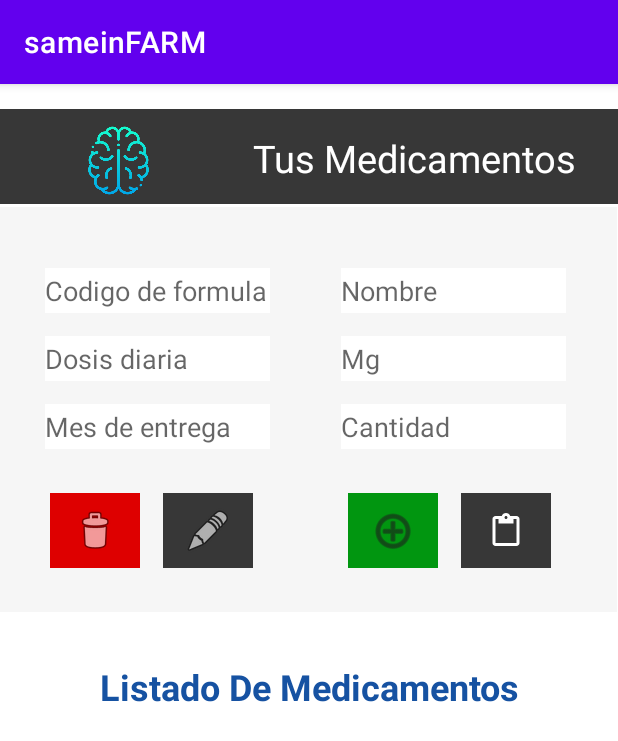
After one commit to isabl101/SameinFarm, an Android app: the medicamentos screen opened directly, with no data from a screen before it, on a phone screen of 412 x 824 dp. The commit adds this screen. Shown: the top 741 px of the screen. Run offline under Robolectric (Android 15) with nearby library versions, the phone set to English and light mode, and no system bars; our stand-ins replace Firebase (no records; nobody signed in at launch, a user with empty details on screens opened directly).

Commit message:
se crea registro de medicina

```diff
--- a/app/src/main/AndroidManifest.xml
+++ b/app/src/main/AndroidManifest.xml
@@ -11,6 +11,9 @@
         android:supportsRtl="true"
         android:theme="@style/Theme.SameinFARM"
         tools:targetApi="31">
+        <activity
+            android:name=".medicamentos"
+            android:exported="false" />
         <activity
             android:name=".inicioSesion"
             android:exported="false" />
@@ -26,13 +29,13 @@
                 <category android:name="android.intent.category.LAUNCHER" />
             </intent-filter>
         </activity>
+
         <meta-data
             android:name="com.google.firebase.firebase-auth-version"
             android:value="@string/firebase_auth_version" />
         <meta-data
             android:name="com.google.firebase.auth.ui.config"
             android:resource="@xml/firebase_auth" />
-
     </application>
 
 </manifest>
--- a/app/src/main/java/com/example/sameinfarm/MainActivity.java
+++ b/app/src/main/java/com/example/sameinfarm/MainActivity.java
@@ -23,4 +23,6 @@ public class MainActivity extends AppCompatActivity {
         Intent intinicioSesion=new Intent(this,inicioSesion.class);
         startActivity(intinicioSesion);
     }
+
+
 }
--- a/app/src/main/java/com/example/sameinfarm/inicioSesion.java
+++ b/app/src/main/java/com/example/sameinfarm/inicioSesion.java
@@ -47,8 +47,8 @@ public class inicioSesion extends AppCompatActivity {
             public void onComplete(@NonNull Task<AuthResult> task) {
                 if (task.isSuccessful()) {
                     // El inicio de sesión fue exitoso, redirigir al usuario a la pantalla principal
-                    Intent i = new Intent(inicioSesion.this, MainActivity.class);
-                    startActivity(i);
+                    Intent intmedicamentos=new Intent(inicioSesion.this, medicamentos.class);
+                    startActivity(intmedicamentos);
                     Toast.makeText(inicioSesion.this, "Inicio de sesión exitoso", Toast.LENGTH_SHORT).show();
                 } else {
                     // Error en el inicio de sesión, mostrar mensaje de error
--- /dev/null
+++ b/app/src/main/java/com/example/sameinfarm/medicamentos.java
@@ -0,0 +1,152 @@
+package com.example.sameinfarm;
+
+import com.google.firebase.database.DataSnapshot;
+import com.google.firebase.database.DatabaseError;
+import com.google.firebase.database.DatabaseReference;
+import com.google.firebase.database.FirebaseDatabase;
+import com.google.firebase.database.ValueEventListener;
+
+import android.app.Activity;
+import android.view.View;
+import android.widget.TextView;
+
+import androidx.annotation.NonNull;
+import androidx.appcompat.app.AppCompatActivity;
+
+import android.content.Context;
+import android.os.Bundle;
+import android.view.inputmethod.InputMethodManager;
+import android.widget.EditText;
+import android.widget.ImageButton;
+import android.widget.ListView;
+import android.widget.Toast;
+
+import java.util.ArrayList;
+import java.util.List;
+
+public class medicamentos extends AppCompatActivity {
+    EditText codMedicina, nombreMedicina, dosisMedicina, mgMedicina, mesMedicina, cantidadMedicina;
+    ImageButton btn_delete, btn_update, btn_plus;
+    ListView lvDatos;
+    DatabaseReference mDatabase;
+
+    @Override
+    protected void onCreate(Bundle savedInstanceState) {
+        super.onCreate(savedInstanceState);
+        setContentView(R.layout.activity_medicamentos);
+
+        codMedicina = findViewById(R.id.codMedicina);
+        nombreMedicina = findViewById(R.id.nombreMedicina);
+        dosisMedicina = findViewById(R.id.dosisMedicina);
+        mgMedicina = findViewById(R.id.mgMedicina);
+        mesMedicina = findViewById(R.id.mesMedicina);
+        cantidadMedicina = findViewById(R.id.cantidadMedicina);
+        btn_delete = findViewById(R.id.btn_delete);
+        btn_update = findViewById(R.id.btn_update);
+        btn_plus = findViewById(R.id.btn_plus);
+        lvDatos = findViewById(R.id.lvDatos);
+
+
+        modificar();
+        registrar();
+        eliminar();
+    } //cierre Oncreate
+
+    private void registrar() {
+        btn_plus.setOnClickListener(new View.OnClickListener() {
+            @Override
+            public void onClick(View v) {
+                if (codMedicina.getText().toString().trim().isEmpty() ||
+                        nombreMedicina.getText().toString().trim().isEmpty() ||
+                        dosisMedicina.getText().toString().trim().isEmpty() ||
+                        mgMedicina.getText().toString().trim().isEmpty() ||
+                        mesMedicina.getText().toString().trim().isEmpty() ||
+                        cantidadMedicina.getText().toString().trim().isEmpty())
+                {
+                    ocultarTeclado();
+                    Toast.makeText(medicamentos.this, "complete los campos faltantes", Toast.LENGTH_SHORT).show();
+                }
+                else
+                {
+                    String cod = codMedicina.getText().toString();
+                    String nombre = nombreMedicina.getText().toString();
+                    String dosis = dosisMedicina.getText().toString();
+                    String mg = mgMedicina.getText().toString();
+                    String mes = mesMedicina.getText().toString();
+                    String cantidad = cantidadMedicina.getText().toString();
+
+                    FirebaseDatabase db = FirebaseDatabase.getInstance();
+                    DatabaseReference dbref = db.getReference("Medicamento");
+
+                    dbref.addListenerForSingleValueEvent(new ValueEventListener() {
+                        @Override
+                        public void onDataChange(@NonNull DataSnapshot snapshot) {
+                            Medicamento med = new Medicamento(cod,nombre,dosis,mg,mes,cantidad);
+                            dbref.push().setValue(med);
+                            ocultarTeclado();
+                            Toast.makeText(medicamentos.this, "El medicamento se ingresó correctamente", Toast.LENGTH_SHORT).show();
+                            limpiar();
+                        }
+
+
+                        @Override
+                        public void onCancelled(@NonNull DatabaseError error) {
+
+                        }
+                    });
+                }//cierra if/else inicial
+
+            }
+        });
+    }
+    //cierre registro
+
+    private void eliminar()
+    {
+        btn_delete.setOnClickListener(new View.OnClickListener() {
+            @Override
+            public void onClick(View v) {
+
+            }
+        });
+    }
+    //cierre eliminar
+
+    private void modificar()
+    {
+        btn_update.setOnClickListener(new View.OnClickListener() {
+            @Override
+            public void onClick(View v) {
+                String medicamentoId = codMedicina.getText().toString();
+                String nombre = nombreMedicina.getText().toString();
+                String dosis = dosisMedicina.getText().toString();
+                String mg = mgMedicina.getText().toString();
+                String mes = mesMedicina.getText().toString();
+                String cantidad = cantidadMedicina.getText().toString();
+
+            }
+        });
+    }
+    //cierre modificar
+
+    private void ocultarTeclado(){
+        View view = this.getCurrentFocus();
+        if (view != null) {
+            InputMethodManager imm = (InputMethodManager)getSystemService(Context.INPUT_METHOD_SERVICE);
+            imm.hideSoftInputFromWindow(view.getWindowToken(), 0);
+        }
+    } // Cierra el método ocultarTeclado.
+
+    private void limpiar()
+    {
+        codMedicina.setText("");
+        nombreMedicina.setText("");
+        dosisMedicina.setText("");
+        mgMedicina.setText("");
+        mesMedicina.setText("");
+        cantidadMedicina.setText("");
+    }
+
+
+
+}//Cierra la clase
--- a/app/src/main/res/layout/activity_inicio_sesion.xml
+++ b/app/src/main/res/layout/activity_inicio_sesion.xml
@@ -95,6 +95,7 @@
             android:layout_width="match_parent"
             android:layout_height="wrap_content"
             android:backgroundTint="@color/azul"
+            android:onClick="i"
             android:text="Iniciar sesión"
             android:textSize="16dp" />
 
--- /dev/null
+++ b/app/src/main/res/layout/activity_medicamentos.xml
@@ -0,0 +1,217 @@
+<?xml version="1.0" encoding="utf-8"?>
+<androidx.constraintlayout.widget.ConstraintLayout xmlns:android="http://schemas.android.com/apk/res/android"
+    xmlns:app="http://schemas.android.com/apk/res-auto"
+    xmlns:tools="http://schemas.android.com/tools"
+    android:layout_width="match_parent"
+    android:layout_height="match_parent"
+    tools:context=".medicamentos">
+
+    <LinearLayout
+        android:id="@+id/linearLayout7"
+        android:layout_width="412dp"
+        android:layout_height="63dp"
+        android:layout_marginBottom="672dp"
+        android:background="@color/gris"
+        android:orientation="horizontal"
+        app:layout_constraintBottom_toBottomOf="parent"
+        app:layout_constraintEnd_toEndOf="parent"
+        app:layout_constraintStart_toStartOf="parent"
+        app:layout_constraintTop_toTopOf="parent">
+
+        <ImageView
+            android:id="@+id/imageView2"
+            android:layout_width="4dp"
+            android:layout_height="wrap_content"
+            android:layout_marginTop="5dp"
+            android:layout_weight="1"
+            app:srcCompat="@drawable/icono" />
+
+        <TextView
+            android:id="@+id/textView3"
+            android:layout_width="82dp"
+            android:layout_height="wrap_content"
+            android:layout_marginTop="15dp"
+            android:layout_marginRight="18dp"
+            android:layout_weight="1"
+            android:gravity="center"
+            android:text="Tus Medicamentos"
+            android:textColor="@color/blanco"
+            android:textSize="25dp" />
+    </LinearLayout>
+
+    <LinearLayout
+        android:id="@+id/linearLayout8"
+        android:layout_width="411dp"
+        android:layout_height="270dp"
+        android:layout_marginTop="20dp"
+        android:layout_marginBottom="493dp"
+        android:background="@color/white"
+        android:orientation="horizontal"
+        app:layout_constraintBottom_toBottomOf="parent"
+        app:layout_constraintEnd_toEndOf="parent"
+        app:layout_constraintHorizontal_bias="0.0"
+        app:layout_constraintStart_toStartOf="parent"
+        app:layout_constraintTop_toBottomOf="@+id/linearLayout7"
+        app:layout_constraintVertical_bias="0.192">
+
+        <LinearLayout
+            android:layout_width="204dp"
+            android:layout_height="match_parent"
+            android:layout_marginTop="15dp"
+            android:layout_marginRight="8dp"
+            android:orientation="vertical">
+
+            <EditText
+                android:id="@+id/codMedicina"
+                android:layout_width="150dp"
+                android:layout_height="30dp"
+                android:layout_marginLeft="30dp"
+                android:layout_marginTop="25dp"
+                android:background="@color/blanco"
+                android:hint="Codigo de formula" />
+
+            <EditText
+                android:id="@+id/dosisMedicina"
+                android:layout_width="150dp"
+                android:layout_height="30dp"
+                android:layout_marginLeft="30dp"
+                android:layout_marginTop="15dp"
+                android:background="@color/blanco"
+                android:hint="Dosis diaria" />
+
+            <EditText
+                android:id="@+id/mesMedicina"
+                android:layout_width="150dp"
+                android:layout_height="30dp"
+                android:layout_marginLeft="30dp"
+                android:layout_marginTop="15dp"
+                android:background="@color/blanco"
+                android:hint="Mes de entrega" />
+
+            <LinearLayout
+                android:layout_width="match_parent"
+                android:layout_height="match_parent"
+                android:orientation="horizontal">
+
+                <ImageButton
+                    android:id="@+id/btn_delete"
+                    android:layout_width="60dp"
+                    android:layout_height="50dp"
+                    android:layout_gravity="center"
+                    android:layout_marginLeft="33dp"
+                    android:layout_marginRight="15dp"
+                    android:background="#DE0000 "
+                    android:paddingTop="5dp"
+                    android:paddingBottom="5dp"
+                    app:srcCompat="@android:drawable/ic_menu_delete" />
+
+                <ImageButton
+                    android:id="@+id/btn_update"
+                    android:layout_width="60dp"
+                    android:layout_height="50dp"
+                    android:layout_gravity="center"
+                    android:background="@color/gris"
+                    android:paddingTop="5dp"
+                    android:paddingBottom="5dp"
+                    app:srcCompat="@android:drawable/ic_menu_edit" />
+            </LinearLayout>
+
+
+        </LinearLayout>
+
+        <LinearLayout
+            android:layout_width="204dp"
+            android:layout_height="match_parent"
+            android:layout_marginTop="15dp"
+            android:orientation="vertical">
+
+            <EditText
+                android:id="@+id/nombreMedicina"
+                android:layout_width="150dp"
+                android:layout_height="30dp"
+                android:layout_marginLeft="15dp"
+                android:layout_marginTop="25dp"
+                android:background="@color/blanco"
+                android:hint="Nombre" />
+
+            <EditText
+                android:id="@+id/mgMedicina"
+                android:layout_width="150dp"
+                android:layout_height="30dp"
+                android:layout_marginLeft="15dp"
+                android:layout_marginTop="15dp"
+                android:background="@color/blanco"
+                android:hint="Mg" />
+
+            <EditText
+                android:id="@+id/cantidadMedicina"
+                android:layout_width="150dp"
+                android:layout_height="30dp"
+                android:layout_marginLeft="15dp"
+                android:layout_marginTop="15dp"
+                android:background="@color/blanco"
+                android:hint="Cantidad" />
+
+            <LinearLayout
+                android:layout_width="match_parent"
+                android:layout_height="match_parent"
+                android:orientation="horizontal">
+
+                <ImageButton
+                    android:id="@+id/btn_plus"
+                    android:layout_width="60dp"
+                    android:layout_height="50dp"
+                    android:layout_gravity="center"
+                    android:layout_marginLeft="20dp"
+                    android:layout_marginRight="15dp"
+                    android:background="#019610 "
+                    android:paddingTop="5dp"
+                    android:paddingBottom="5dp"
+                    app:srcCompat="@android:drawable/ic_menu_add"
+                    app:tint="#1C1C1C" />
+
+                <ImageButton
+                    android:id="@+id/btn_form"
+                    android:layout_width="60dp"
+                    android:layout_height="50dp"
+                    android:layout_gravity="center"
+                    android:background="@color/gris"
+                    android:paddingTop="5dp"
+                    android:paddingBottom="5dp"
+                    app:srcCompat="?attr/actionModePasteDrawable"
+                    app:tint="#FFFFFF" />
+            </LinearLayout>
+
+
+        </LinearLayout>
+    </LinearLayout>
+
+    <LinearLayout
+        android:layout_width="412dp"
+        android:layout_height="384dp"
+        android:layout_marginTop="16dp"
+        android:layout_marginEnd="1dp"
+        android:layout_marginBottom="1dp"
+        android:orientation="vertical"
+        app:layout_constraintBottom_toBottomOf="parent"
+        app:layout_constraintEnd_toEndOf="parent"
+        app:layout_constraintStart_toStartOf="parent"
+        app:layout_constraintTop_toBottomOf="@+id/linearLayout8">
+
+        <TextView
+            android:id="@+id/textView2"
+            android:layout_width="match_parent"
+            android:layout_height="wrap_content"
+            android:layout_marginTop="10dp"
+            android:text="Listado De Medicamentos"
+            android:textAlignment="center"
+            android:textSize="24sp"
+            android:textStyle="bold"
+            android:textColor="@color/azul"/>
+
+        <ListView
+            android:id="@+id/lvDatos"
+            android:layout_width="match_parent"
+            android:layout_height="match_parent" />
+    </LinearLayout>
+</androidx.constraintlayout.widget.ConstraintLayout>
--- /dev/null
+++ b/app/src/main/res/values/refs.xml
@@ -0,0 +1,2 @@
+<?xml version="1.0" encoding="utf-8"?>
+<resources></resources>
```
Also changed, not shown: app/src/main/java/com/example/sameinfarm/Medicamento.java (added, +84 -0 lines).
